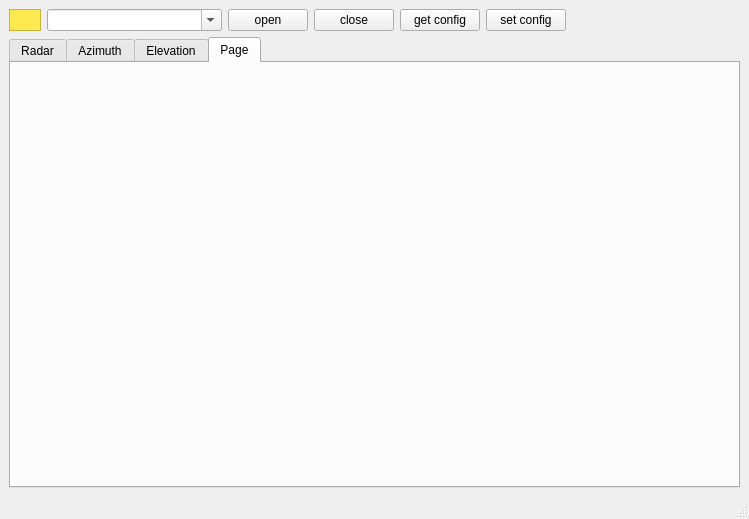
Old version of the form ui/MainWindow.ui in the repository ivantaran/myrotator-gui.
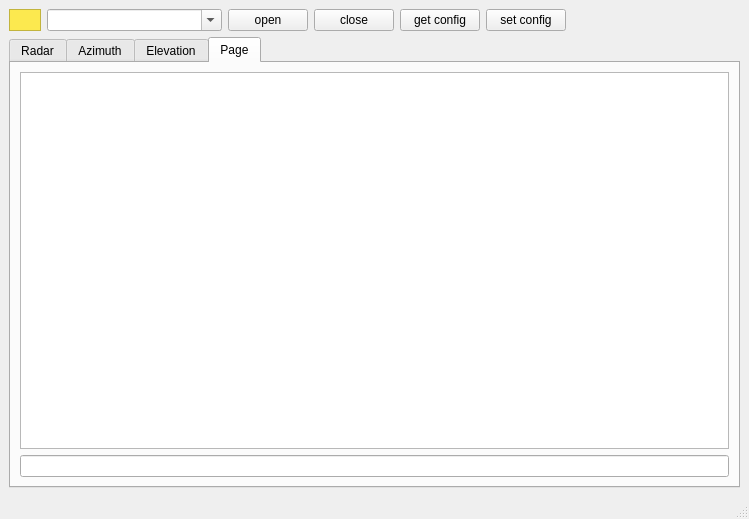
New version of the form. The open tabs and pages were chosen to show the change.

The edit to the form file:
```diff
--- a/ui/MainWindow.ui
+++ b/ui/MainWindow.ui
@@ -181,6 +181,14 @@
        <attribute name="title">
         <string>Page</string>
        </attribute>
+       <layout class="QVBoxLayout" name="verticalLayout_2">
+        <item>
+         <widget class="QPlainTextEdit" name="textTerminal"/>
+        </item>
+        <item>
+         <widget class="QLineEdit" name="editTerminal"/>
+        </item>
+       </layout>
       </widget>
      </widget>
     </item>
```
